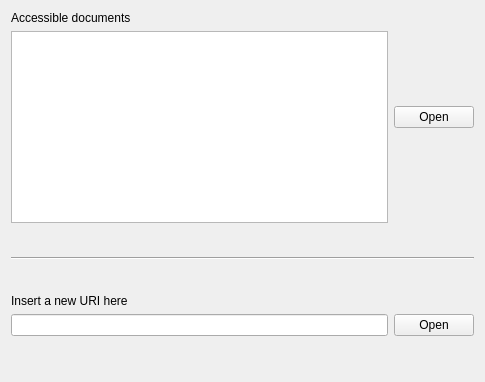
Before: the Qt Designer form CLIENT/GUI/ui/gui_opendoc.ui in GiuliCler/GIMPteam, drawn with Qt 5.
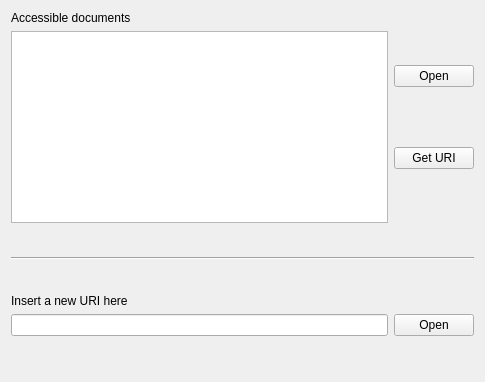
After: the same form once the commit is applied.

```diff
--- a/CLIENT/GUI/ui/gui_opendoc.ui
+++ b/CLIENT/GUI/ui/gui_opendoc.ui
@@ -43,11 +43,25 @@
       </layout>
      </item>
      <item>
+      <layout class="QVBoxLayout" name="verticalLayout_4">
+       <property name="rightMargin">
+        <number>0</number>
+       </property>
+       <item>
       <widget class="QPushButton" name="openDocsPushButton">
        <property name="text">
         <string>Open</string>
        </property>
       </widget>
+       </item>
+       <item>
+        <widget class="QPushButton" name="getURIPushButton">
+         <property name="text">
+          <string>Get URI</string>
+         </property>
+        </widget>
+       </item>
+      </layout>
      </item>
     </layout>
    </item>
```
Lines whose indentation alone changed are shown as unchanged.
